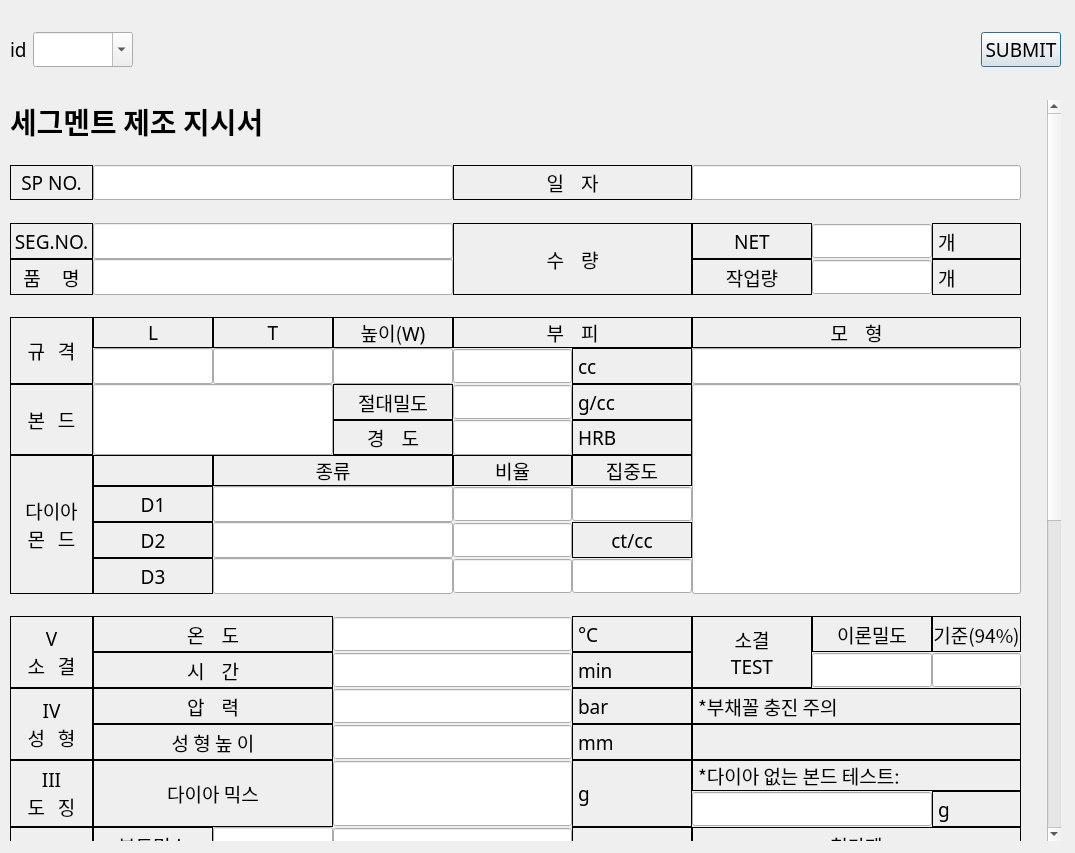
Above: ui/spWidget.ui from SuhYeoJee/OrderManager before the change. Below: the same form after it.
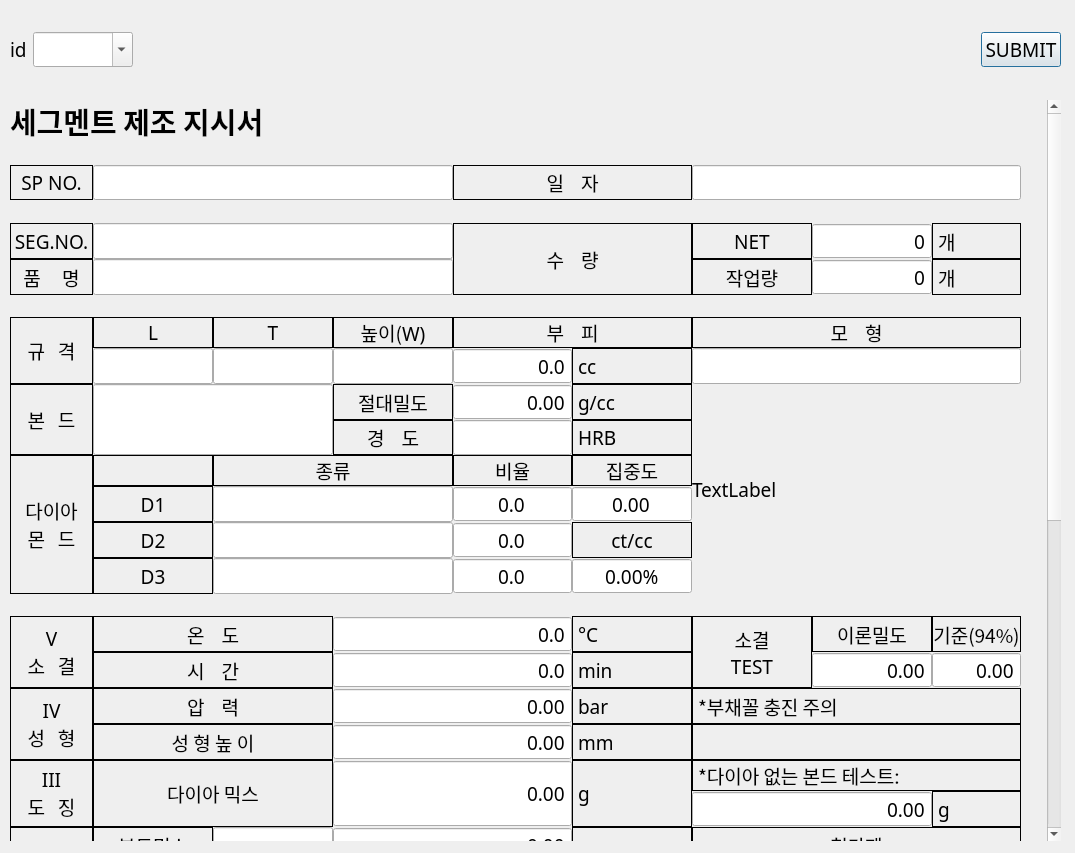
That is the form after the change.

What changed in the file:
```diff
--- a/ui/spWidget.ui
+++ b/ui/spWidget.ui
@@ -44,7 +44,7 @@
     <property name="geometry">
      <rect>
       <x>0</x>
-      <y>-540</y>
+      <y>0</y>
       <width>1030</width>
       <height>1300</height>
      </rect>
@@ -191,7 +191,7 @@
          <enum>QAbstractSpinBox::NoButtons</enum>
         </property>
         <property name="specialValueText">
-         <string> </string>
+         <string/>
         </property>
         <property name="maximum">
          <double>999999.000000000000000</double>
@@ -216,7 +216,7 @@
          <enum>QAbstractSpinBox::NoButtons</enum>
         </property>
         <property name="specialValueText">
-         <string> </string>
+         <string/>
         </property>
         <property name="decimals">
          <number>1</number>
@@ -394,7 +394,7 @@
          <enum>QAbstractSpinBox::NoButtons</enum>
         </property>
         <property name="specialValueText">
-         <string> </string>
+         <string/>
         </property>
        </widget>
       </item>
@@ -461,19 +461,6 @@
         </property>
        </widget>
       </item>
-      <item row="9" column="6" rowspan="6" colspan="3">
-       <widget class="QLineEdit" name="loads_segment_model_imgLineEdit">
-        <property name="sizePolicy">
-         <sizepolicy hsizetype="Expanding" vsizetype="Expanding">
-          <horstretch>0</horstretch>
-          <verstretch>0</verstretch>
-         </sizepolicy>
-        </property>
-        <property name="readOnly">
-         <bool>true</bool>
-        </property>
-       </widget>
-      </item>
       <item row="23" column="1" rowspan="3">
        <widget class="QLabel" name="label_307">
         <property name="frameShape">
@@ -697,7 +684,7 @@
          <enum>QAbstractSpinBox::NoButtons</enum>
         </property>
         <property name="specialValueText">
-         <string> </string>
+         <string/>
         </property>
         <property name="decimals">
          <number>1</number>
@@ -769,7 +756,7 @@
          <enum>QAbstractSpinBox::NoButtons</enum>
         </property>
         <property name="specialValueText">
-         <string> </string>
+         <string/>
         </property>
         <property name="decimals">
          <number>1</number>
@@ -981,7 +968,7 @@
          <enum>QAbstractSpinBox::NoButtons</enum>
         </property>
         <property name="specialValueText">
-         <string> </string>
+         <string/>
         </property>
         <property name="maximum">
          <double>999999.000000000000000</double>
@@ -1168,7 +1155,7 @@
          <enum>QAbstractSpinBox::NoButtons</enum>
         </property>
         <property name="specialValueText">
-         <string> </string>
+         <string/>
         </property>
         <property name="maximum">
          <double>999999.000000000000000</double>
@@ -1238,7 +1225,7 @@
          <enum>QAbstractSpinBox::NoButtons</enum>
         </property>
         <property name="specialValueText">
-         <string> </string>
+         <string/>
         </property>
         <property name="maximum">
          <number>999999</number>
@@ -1336,7 +1323,7 @@
          <enum>QAbstractSpinBox::NoButtons</enum>
         </property>
         <property name="specialValueText">
-         <string> </string>
+         <string/>
         </property>
         <property name="decimals">
          <number>1</number>
@@ -1498,7 +1485,7 @@
          <enum>QAbstractSpinBox::NoButtons</enum>
         </property>
         <property name="specialValueText">
-         <string> </string>
+         <string/>
         </property>
         <property name="maximum">
          <double>999999.000000000000000</double>
@@ -1523,7 +1510,7 @@
          <enum>QAbstractSpinBox::NoButtons</enum>
         </property>
         <property name="specialValueText">
-         <string> </string>
+         <string/>
         </property>
        </widget>
       </item>
@@ -1590,7 +1577,7 @@
          <enum>QAbstractSpinBox::NoButtons</enum>
         </property>
         <property name="specialValueText">
-         <string> </string>
+         <string/>
         </property>
         <property name="maximum">
          <number>999999</number>
@@ -1944,7 +1931,7 @@
          <enum>QAbstractSpinBox::NoButtons</enum>
         </property>
         <property name="specialValueText">
-         <string> </string>
+         <string/>
         </property>
         <property name="decimals">
          <number>1</number>
@@ -2111,7 +2098,7 @@
          <enum>QAbstractSpinBox::NoButtons</enum>
         </property>
         <property name="specialValueText">
-         <string> </string>
+         <string/>
         </property>
         <property name="maximum">
          <double>999999.000000000000000</double>
@@ -2407,7 +2394,7 @@
          <enum>QAbstractSpinBox::NoButtons</enum>
         </property>
         <property name="specialValueText">
-         <string> </string>
+         <string/>
         </property>
         <property name="maximum">
          <double>99.989999999999995</double>
@@ -2643,7 +2630,7 @@
          <enum>QAbstractSpinBox::NoButtons</enum>
         </property>
         <property name="specialValueText">
-         <string> </string>
+         <string/>
         </property>
        </widget>
       </item>
@@ -2665,7 +2652,7 @@
          <enum>QAbstractSpinBox::NoButtons</enum>
         </property>
         <property name="specialValueText">
-         <string> </string>
+         <string/>
         </property>
         <property name="decimals">
          <number>1</number>
@@ -3154,13 +3141,20 @@
          <enum>QAbstractSpinBox::NoButtons</enum>
         </property>
         <property name="specialValueText">
-         <string> </string>
+         <string/>
         </property>
         <property name="suffix">
          <string>%</string>
         </property>
        </widget>
       </item>
+      <item row="9" column="6" rowspan="6" colspan="3">
+       <widget class="QLabel" name="loads_segment_model_imgLabel">
+        <property name="text">
+         <string>TextLabel</string>
+        </property>
+       </widget>
+      </item>
      </layout>
     </widget>
    </widget>
```
Left out of the diff: 44 changed lines with no effect on the pictures.
